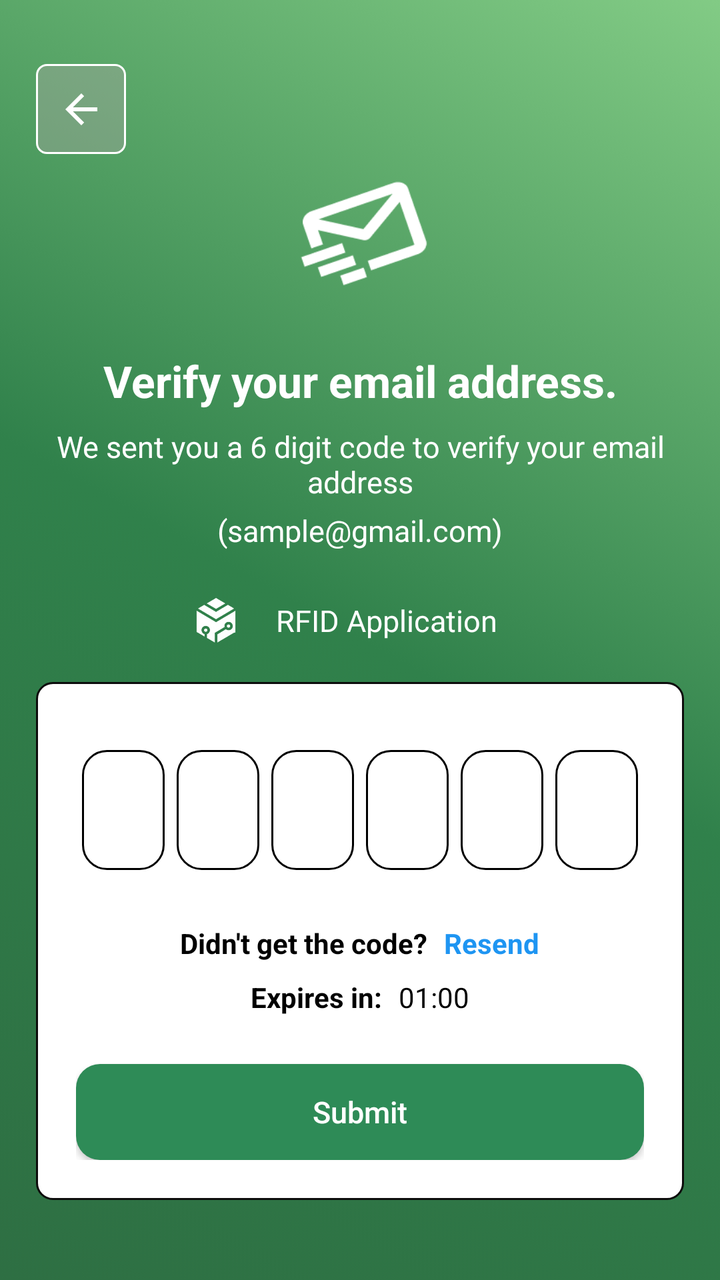
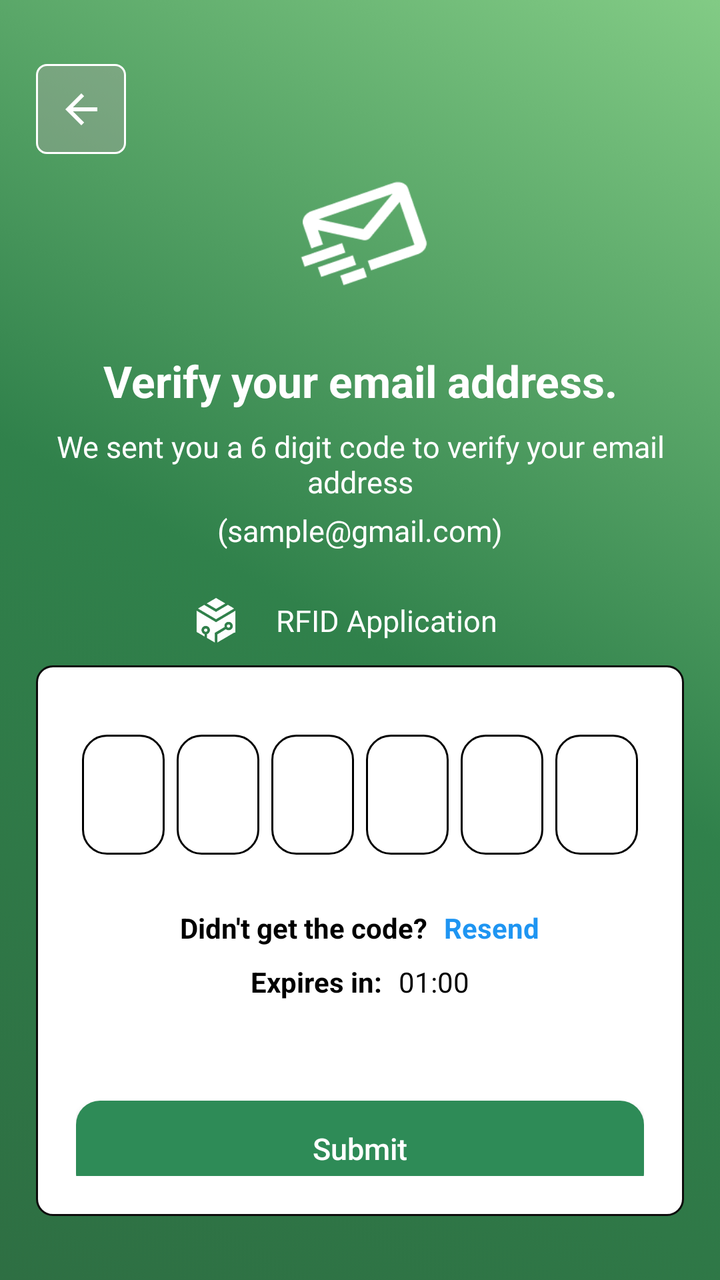

Two renders of the same Android screen: before a commit and after it. Below are the layout's source before the change and the commit's diff.
<!-- AndroidManifest.xml: application theme Theme.RFID -->
<!-- res/layout/activity_e_verification.xml -->
<?xml version="1.0" encoding="utf-8"?>
<androidx.constraintlayout.widget.ConstraintLayout xmlns:android="http://schemas.android.com/apk/res/android"
    xmlns:app="http://schemas.android.com/apk/res-auto"
    xmlns:tools="http://schemas.android.com/tools"
    android:id="@+id/main"
    android:layout_width="match_parent"
    android:layout_height="match_parent"
    android:background="@drawable/gradient_background"
    tools:context=".auth.LoginEmailVerification">

    <androidx.constraintlayout.widget.Guideline
        android:id="@+id/guideTop"
        android:layout_width="wrap_content"
        android:layout_height="wrap_content"
        android:orientation="horizontal"
        app:layout_constraintGuide_percent="0.12"/>

    <androidx.constraintlayout.widget.Guideline
        android:id="@+id/guideLogoBottom"
        android:layout_width="wrap_content"
        android:layout_height="wrap_content"
        android:orientation="horizontal"
        app:layout_constraintGuide_percent="0.45"/>

    <androidx.constraintlayout.widget.Guideline
        android:id="@+id/guideFormTop"
        android:layout_width="wrap_content"
        android:layout_height="wrap_content"
        android:orientation="horizontal"
        app:layout_constraintGuide_percent="0.52"/>

    <androidx.constraintlayout.widget.Guideline
        android:id="@+id/guide_h_bottom_anchor"
        android:layout_width="wrap_content"
        android:layout_height="wrap_content"
        android:orientation="horizontal"
        app:layout_constraintGuide_percent="0.95"/>

    <androidx.constraintlayout.widget.Guideline
        android:id="@+id/guide_v_margin_start"
        android:layout_width="wrap_content"
        android:layout_height="wrap_content"
        android:orientation="vertical"
        app:layout_constraintGuide_percent="0.05" />

    <androidx.constraintlayout.widget.Guideline
        android:id="@+id/guide_v_margin_end"
        android:layout_width="wrap_content"
        android:layout_height="wrap_content"
        android:orientation="vertical"
        app:layout_constraintGuide_percent="0.95" />


    <ImageButton
        android:id="@+id/btnBack"
        android:layout_width="45dp"
        android:layout_height="45dp"
        android:layout_marginTop="32dp"
        android:background="@drawable/backbtn"
        app:tint="@android:color/white"
        app:layout_constraintStart_toStartOf="@+id/guide_v_margin_start"
        app:layout_constraintTop_toTopOf="parent"
        app:srcCompat="?attr/homeAsUpIndicator"
        tools:ignore="UseAppTint" />

    <LinearLayout
        android:id="@+id/headerSection"
        android:layout_width="0dp"
        android:layout_height="0dp"
        android:gravity="center"
        android:orientation="vertical"
        app:layout_constraintEnd_toStartOf="@+id/guide_v_margin_end"
        app:layout_constraintStart_toStartOf="@+id/guide_v_margin_start"
        app:layout_constraintTop_toTopOf="@id/guideTop"
        app:layout_constraintBottom_toTopOf="@+id/guideLogoBottom">

        <ImageView
            android:id="@+id/imageView4"
            android:layout_width="90dp"
            android:layout_height="90dp"
            app:srcCompat="@drawable/email_icon" />

        <TextView
            android:id="@+id/textView12"
            android:layout_width="wrap_content"
            android:layout_height="wrap_content"
            android:gravity="center"
            android:text="@string/Verify_text"
            android:textColor="@color/white"
            android:textSize="22sp"
            android:textStyle="bold"
            android:layout_marginTop="12dp"/>

        <TextView
            android:id="@+id/textView13"
            android:layout_width="wrap_content"
            android:layout_height="wrap_content"
            android:gravity="center"
            android:text="We sent you a 6 digit code to verify your email address"
            android:textColor="@color/white"
            android:textSize="15sp"
            android:layout_marginTop="8dp"/>

        <TextView
            android:id="@+id/textView14"
            android:layout_width="wrap_content"
            android:layout_height="wrap_content"
            android:gravity="center"
            android:text="@string/Email"
            android:textColor="@color/white"
            android:textSize="15sp"
            android:layout_marginTop="4dp"/>

        <TextView
            android:id="@+id/textView15"
            android:layout_width="wrap_content"
            android:layout_height="wrap_content"
            android:layout_marginTop="16dp"
            android:gravity="center"
            android:text="Enter in the field below."
            android:textColor="@color/white"
            android:textSize="15sp" />

    </LinearLayout>

    <include
        android:id="@+id/rfidApplication"
        layout="@layout/component_logo"
        android:layout_height="0dp"
        android:layout_width="match_parent"
        app:layout_constraintStart_toStartOf="parent"
        app:layout_constraintEnd_toEndOf="parent"
        app:layout_constraintTop_toTopOf="@id/guideLogoBottom"
        app:layout_constraintBottom_toTopOf="@id/guideFormTop"
        app:layout_constraintDimensionRatio="3:1" />

    <androidx.constraintlayout.widget.ConstraintLayout
        android:id="@+id/codeBoxContainer"
        android:layout_width="0dp"
        android:layout_height="0dp"
        android:padding="20dp"
        android:background="@drawable/edit_textbg"
        app:layout_constraintStart_toStartOf="@+id/guide_v_margin_start"
        app:layout_constraintEnd_toStartOf="@+id/guide_v_margin_end"
        app:layout_constraintTop_toTopOf="@id/guideFormTop"
        app:layout_constraintBottom_toTopOf="@+id/guide_h_bottom_anchor"
        app:layout_constraintWidth_max="420dp"
        app:layout_constraintHeight_max="350dp"
        app:layout_constraintHeight_default="wrap">

        <androidx.constraintlayout.widget.Guideline
            android:id="@+id/g1"
            android:orientation="horizontal"
            app:layout_constraintGuide_percent="0.05"
            android:layout_width="wrap_content"
            android:layout_height="wrap_content" />

        <androidx.constraintlayout.widget.Guideline
            android:id="@+id/g2"
            android:orientation="horizontal"
            app:layout_constraintGuide_percent="0.35"
            android:layout_width="wrap_content"
            android:layout_height="wrap_content" />

        <androidx.constraintlayout.widget.Guideline
            android:id="@+id/g3"
            android:orientation="horizontal"
            app:layout_constraintGuide_percent="0.55"
            android:layout_width="wrap_content"
            android:layout_height="wrap_content" />

        <androidx.constraintlayout.widget.Guideline
            android:id="@+id/g4"
            android:orientation="horizontal"
            app:layout_constraintGuide_percent="0.95"
            android:layout_width="wrap_content"
            android:layout_height="wrap_content" />


        <LinearLayout
            android:id="@+id/inputBoxes"
            android:layout_width="0dp"
            android:layout_height="wrap_content"
            android:orientation="horizontal"
            android:gravity="center"
            app:layout_constraintEnd_toEndOf="parent"
            app:layout_constraintStart_toStartOf="parent"
            app:layout_constraintTop_toTopOf="@id/g1">

            <EditText
                android:id="@+id/etInputBox1"
                android:layout_width="0dp"
                android:layout_height="60dp"
                android:layout_weight="1"
                android:layout_margin="3dp"
                android:background="@drawable/num_box_bg"
                android:gravity="center"
                android:inputType="number"
                android:maxLength="1" />
            <EditText
                android:id="@+id/etInputBox2"
                android:layout_width="0dp"
                android:layout_height="60dp"
                android:layout_weight="1"
                android:layout_margin="3dp"
                android:background="@drawable/num_box_bg"
                android:gravity="center"
                android:inputType="number"
                android:maxLength="1" />
            <EditText
                android:id="@+id/etInputBox3"
                android:layout_width="0dp"
                android:layout_height="60dp"
                android:layout_weight="1"
                android:layout_margin="3dp"
                android:background="@drawable/num_box_bg"
                android:gravity="center"
                android:inputType="number"
                android:maxLength="1" />
            <EditText
                android:id="@+id/etInputBox4"
                android:layout_width="0dp"
                android:layout_height="60dp"
                android:layout_weight="1"
                android:layout_margin="3dp"
                android:background="@drawable/num_box_bg"
                android:gravity="center"
                android:inputType="number"
                android:maxLength="1" />
            <EditText
                android:id="@+id/etInputBox5"
                android:layout_width="0dp"
                android:layout_height="60dp"
                android:layout_weight="1"
                android:layout_margin="3dp"
                android:background="@drawable/num_box_bg"
                android:gravity="center"
                android:inputType="number"
                android:maxLength="1" />
            <EditText
                android:id="@+id/etInputBox6"
                android:layout_width="0dp"
                android:layout_height="60dp"
                android:layout_weight="1"
                android:layout_margin="3dp"
                android:background="@drawable/num_box_bg"
                android:gravity="center"
                android:inputType="number"
                android:maxLength="1" />

        </LinearLayout>

        <LinearLayout
            android:id="@+id/resendSection"
            android:layout_width="0dp"
            android:layout_height="wrap_content"
            android:gravity="center"
            android:orientation="horizontal"
            android:layout_marginTop="24dp"
            app:layout_constraintTop_toBottomOf="@id/inputBoxes"
            app:layout_constraintStart_toStartOf="parent"
            app:layout_constraintEnd_toEndOf="parent">

            <TextView
                android:id="@+id/txtDidntGetCode"
                android:layout_width="wrap_content"
                android:layout_height="wrap_content"
                android:text="Didn't get the code?"
                android:textColor="@color/black"
                android:textStyle="bold" />

            <TextView
                android:id="@+id/txtResendCode"
                android:layout_width="wrap_content"
                android:layout_height="wrap_content"
                android:layout_marginStart="8dp"
                android:text="Resend"
                android:textColor="@color/blue"
                android:textStyle="bold" />
        </LinearLayout>


        <LinearLayout
            android:id="@+id/expireSection"
            android:layout_width="wrap_content"
            android:layout_height="wrap_content"
            android:orientation="horizontal"
            android:layout_marginTop="8dp"
            app:layout_constraintTop_toBottomOf="@id/resendSection"
            app:layout_constraintStart_toStartOf="parent"
            app:layout_constraintEnd_toEndOf="parent">

            <TextView
                android:id="@+id/txtExpiresIn"
                android:layout_width="wrap_content"
                android:layout_height="wrap_content"
                android:text="Expires in: "
                android:textColor="@color/black"
                android:textStyle="bold" />

            <TextView
                android:id="@+id/txtCountdown"
                android:layout_width="wrap_content"
                android:layout_height="wrap_content"
                android:layout_marginStart="5dp"
                android:text="01:00"
                android:textColor="@color/black" />
        </LinearLayout>

        <Button
            android:id="@+id/btnVerifying1"
            android:layout_width="0dp"
            app:layout_constraintWidth_max="300dp"
            android:layout_height="wrap_content"
            android:background="@drawable/button_style"
            android:text="@string/submitBtn"
            android:textAllCaps="false"
            android:textColor="@color/white"
            android:layout_marginTop="24dp"
            app:layout_constraintTop_toBottomOf="@id/expireSection"
            app:layout_constraintEnd_toEndOf="parent"
            app:layout_constraintStart_toStartOf="parent" />

    </androidx.constraintlayout.widget.ConstraintLayout>

</androidx.constraintlayout.widget.ConstraintLayout>
<!-- res/layout/component_logo.xml (included above) -->
<androidx.constraintlayout.widget.ConstraintLayout
    xmlns:android="http://schemas.android.com/apk/res/android"
    xmlns:tools="http://schemas.android.com/tools"
    xmlns:app="http://schemas.android.com/apk/res-auto"
    android:layout_width="match_parent"
    android:layout_height="60dp"
    android:id="@+id/rfidApplication">

    <LinearLayout
        android:orientation="horizontal"
        android:layout_width="0dp"
        android:layout_height="wrap_content"
        android:gravity="center"
        android:paddingEnd="33dp"
        app:layout_constraintStart_toStartOf="parent"
        app:layout_constraintEnd_toEndOf="parent"
        app:layout_constraintTop_toTopOf="parent">

        <ImageView
            android:id="@+id/imgLogo"
            android:layout_width="60dp"
            android:layout_height="wrap_content"
            android:maxHeight="60dp"
            app:srcCompat="@drawable/signin_logo"
            tools:ignore="ContentDescription,RtlSymmetry" />

        <TextView
            android:id="@+id/txtRFIDApplication"
            android:layout_width="wrap_content"
            android:layout_height="wrap_content"
            android:text="RFID Application"
            android:textColor="@color/white"
            android:textSize="15sp"
            tools:ignore="HardcodedText,TextContrastCheck" />

    </LinearLayout>

</androidx.constraintlayout.widget.ConstraintLayout>
<!-- resources referenced by this layout -->
<resources>
  <color name="black">#FF000000</color>
  <color name="blue">#1E95F2</color>
  <color name="white">#FFFFFFFF</color>
  <!-- drawable backbtn (drawable) -->
  <?xml version="1.0" encoding="utf-8"?>
  <selector xmlns:android="http://schemas.android.com/apk/res/android">
      <item>
          <shape>
              <solid android:color="#62AFA7A7"/>
              <stroke android:color="@color/white"
                  android:width="3px"/>
              <corners android:radius="15px"/>
          </shape>
      </item>
  </selector>
  <!-- drawable button_style (drawable) -->
  <?xml version="1.0" encoding="utf-8"?>
  <selector xmlns:android="http://schemas.android.com/apk/res/android">
      <item>
          <shape>
              <solid android:color="@color/sea_green"/>
              <corners android:radius="12dp"/>
              
          </shape>
      </item>
  </selector>
  <!-- drawable edit_textbg (drawable) -->
  <?xml version="1.0" encoding="utf-8"?>
  <selector xmlns:android="http://schemas.android.com/apk/res/android">
  
      <item>
      <shape>
              <solid android:color="#FFFFFF" />
              <stroke
                  android:width="1dp"
                  android:color="#0D0C0C" />
  
              <corners android:radius="8dp" />
  
              <padding
                  android:left="12dp"
                  android:top="10dp"
                  android:right="12dp"
                  android:bottom="10dp" />
          </shape>
  </item>
  
  </selector>
  <!-- drawable email_icon: png bitmap (drawable, 2831 bytes) -->
  <!-- drawable gradient_background (drawable) -->
  <?xml version="1.0" encoding="utf-8"?>
  <selector xmlns:android="http://schemas.android.com/apk/res/android">
      <item>
          <shape>
              <gradient
                  android:angle="45"
                  android:startColor="#2E6F43"
                  android:centerColor="#30814B"
                  android:endColor="#82CB85"
                  android:type="linear"
                  />
          </shape>
      </item>
  
  </selector>
  <!-- drawable num_box_bg (drawable) -->
  <?xml version="1.0" encoding="utf-8"?>
  <selector xmlns:android="http://schemas.android.com/apk/res/android">
      <item>
          <shape>
              <solid android:color="#FFFFFFFF" />
              <stroke
                  android:width="1dp"
                  android:color="#FF000000" />
  
              <corners android:radius="12dp" />
          </shape>
      </item>
  
  </selector>
  <!-- drawable signin_logo: png bitmap (drawable, 47190 bytes) -->
  <string name="Email">(sample@gmail.com)</string>
  <string name="Verify_text">Verify your email address.</string>
  <string name="submitBtn">
          <font size="15">
              <font color="white">
                  Submit
              </font>
          </font>
      </string>
  <style name="Theme.RFID" parent="Base.Theme.RFID" />
  <color name="sea_green">#2E8B57</color>
  <style name="Base.Theme.RFID" parent="Theme.AppCompat.Light.NoActionBar">
          
          
      </style>
</resources>

<!-- the commit's change to res/layout/activity_e_verification.xml (unified diff, before → after) -->
@@ -316,7 +316,7 @@
             android:text="@string/submitBtn"
             android:textAllCaps="false"
             android:textColor="@color/white"
-            android:layout_marginTop="24dp"
+            android:layout_marginTop="50dp"
             app:layout_constraintTop_toBottomOf="@id/expireSection"
             app:layout_constraintEnd_toEndOf="parent"
             app:layout_constraintStart_toStartOf="parent" />
